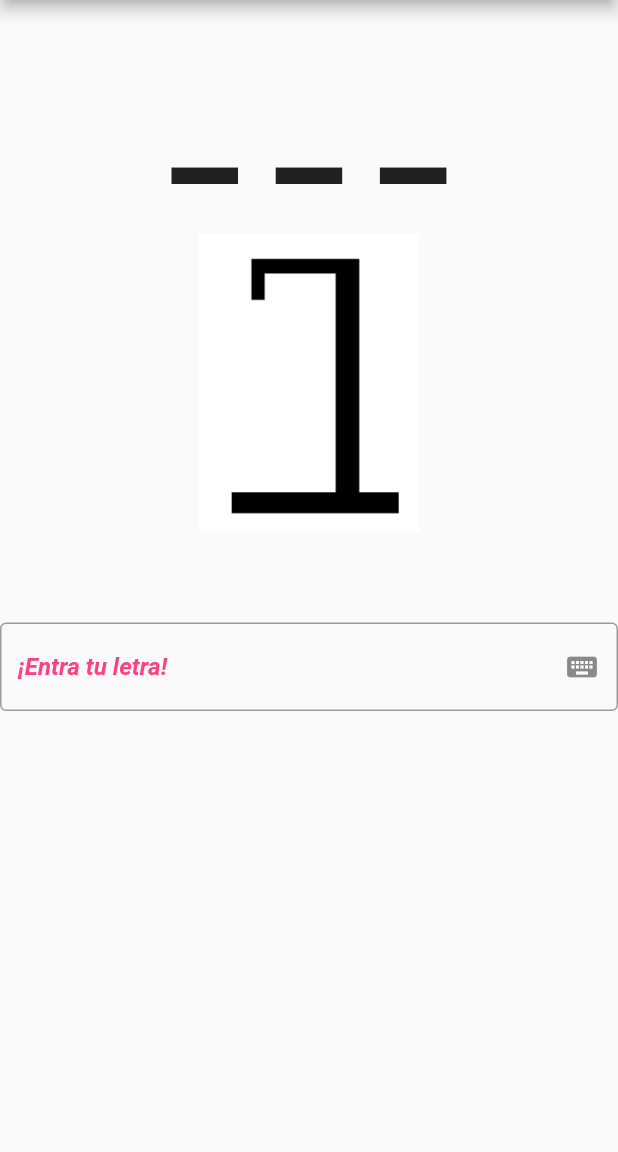
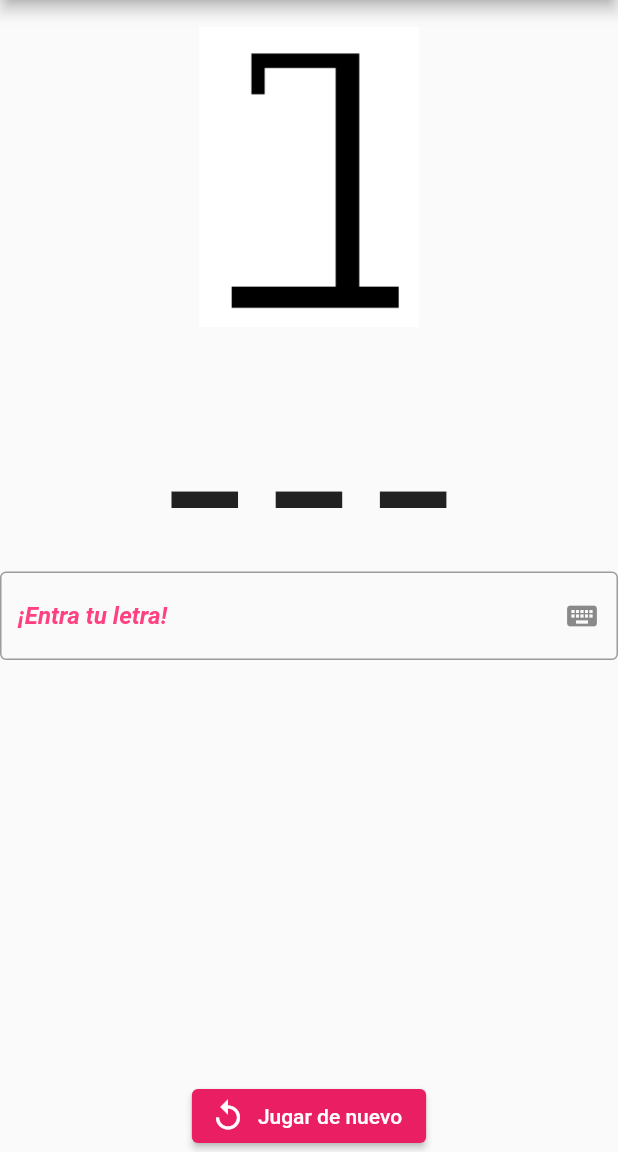
Before and after one commit to SvanhildurG/Hangman2, a Flutter app: the screen it shows after launch, on a phone screen of 412 x 824 dp, the part 84-1236 px from its top. Run offline on Flutter 3.47's test engine with Material 2 defaults, Android fonts, the phone set to English and light mode, and no system bars.

Commit message:
5 commit

```diff
--- a/lib/main.dart
+++ b/lib/main.dart
@@ -17,21 +17,21 @@ class MyApp extends StatelessWidget {
       theme: ThemeData(
         primarySwatch: Colors.pink,
       ),
-      home: const MyHomePage(title: 'Ahorcado'),
+      home: const MyHangMan(title: 'Ahorcado'),
     );
   }
 }
 
-class MyHomePage extends StatefulWidget {
-  const MyHomePage({super.key, required this.title}); //Homepage
+class MyHangMan extends StatefulWidget {
+  const MyHangMan({super.key, required this.title}); //Homepage
 
   final String title;
 
   @override
-  State<MyHomePage> createState() => _MyHomePageState();
+  State<MyHangMan> createState() => _MyHangManState();
 }
 
-class _MyHomePageState extends State<MyHomePage> {
+class _MyHangManState extends State<MyHangMan> {
   List<String> words = [
     'lluvia',
     'viento',
@@ -43,32 +43,39 @@ class _MyHomePageState extends State<MyHomePage> {
     'sol',
     'nube'
   ];
+//From tic tac toe - trying to reset game with elevated button
+  //Error: Classes can't be declared inside other classes!!!! - look at next!!!! - Above class _MyHangmanState?
+  class _GameScreen extends State<MyHangMan> {
+  Game game = Game();
+
+  }
+
   String randomWord = '';
   //List<String> _guessedLetters = []; //Already defined
   int _wrongGuesses = 0; //Not using
-  List<String> letterInput = [];
+  //List<String> letterInput = []; //Ath!!!
   List<String> underscore = [];
-  List<String> images = [];
-  final _textController = TextEditingController();
+  List<String> images = [
+    '1.png',
+    '2.png',
+    '3.png',
+    '4.png',
+    '5.png',
+    '6.png',
+    '7.png'
+  ];
 
+  final _textController = TextEditingController(); //Takes input from keyboard
+
+  //Increase/show images one by one if user guesses wrong letter
   void wrongGuesses() {
-    //Try to use counter with images, have set state (Gunnar) and counter but haven't got it to work
-    //void because setState - from error message
     setState(() {
       _wrongGuesses++;
     });
   }
 
-  @override
-  //Call initState method to initialize randomWord and underscore
-  //Within void - don't return value
-  void initState() {
-    super.initState();
-    randomWord = words.elementAt(Random().nextInt(words.length));
-    underscore = List.generate(randomWord.length, (_) => '_');
-  }
-
-  void _guessedLetters(String letter) {
+//Check if letter is to be found in word or not
+  void checkLetter(String letter) {
     bool letterFound = false;
     setState(() {
       for (var i = 0; i < randomWord.length; i++) {
@@ -80,7 +87,17 @@ class _MyHomePageState extends State<MyHomePage> {
       if (!letterFound) {
         wrongGuesses();
       }
+      _textController.clear();
     });
+  }
+
+  @override
+  //Call initState method to initialize randomWord and underscore
+  //Within void - don't return value
+  void initState() {
+    super.initState();
+    randomWord = words.elementAt(Random().nextInt(words.length));
+    underscore = List.generate(randomWord.length, (_) => '_');
   }
 
   Widget build(BuildContext context) {
@@ -96,11 +113,12 @@ class _MyHomePageState extends State<MyHomePage> {
         child: Column(
           mainAxisAlignment: MainAxisAlignment.start,
           children: [
-            Center(
-              child: Stack(
-                //Trying Stack
-                children: [],
-              ),
+            const SizedBox(height: 16),
+            //Display of images after each wrong guess, using map
+            Image.asset(
+              'assets/images/${images[_wrongGuesses]}', //Works but get error message after 7 images - look at next
+              height: 200,
+              width: 200,
             ),
             const SizedBox(height: 16),
             Text(
@@ -110,20 +128,14 @@ class _MyHomePageState extends State<MyHomePage> {
                 fontWeight: FontWeight.bold,
               ),
             ),
-            const SizedBox(height: 20),
-            Image.asset(
-              //Try later!!!
-              'assets/images/1.png',
-              //'assets/image$_wrongGuesses.png', //Use setState - must be above the widget tree
-              height: 200,
-              width: 200,
-            ),
-            const SizedBox(height: 60),
+            const SizedBox(height: 30),
+            //User can input a letter by tapping on instructions, introducing the letter in the box and press enter
             TextField(
               controller: _textController,
+              onSubmitted: checkLetter,
               decoration: InputDecoration(
                 hintText: '¡Entra tu letra!',
-                hintStyle: TextStyle(
+                hintStyle: const TextStyle(
                   fontWeight: FontWeight.bold,
                   fontStyle: FontStyle.italic,
                   color: Colors.pinkAccent,
@@ -137,14 +149,35 @@ class _MyHomePageState extends State<MyHomePage> {
                   icon: const Icon(Icons.keyboard),
                 ),
               ),
-            )
+            ),
+              Expanded(
+                  child: Align(
+                    alignment: Alignment.bottomCenter,
+                  child: ElevatedButton.icon(
+                    onPressed: () {
+                 },
+                    icon: Icon(Icons.replay),
+                    label: Text('Jugar de nuevo'),
+                    ),
+                  ),
+                ),
           ],
         ),
       ),
-      //floatingActionButton: FloatingActionButton(
-      //onPressed: (); //Trying keyboard, need set state? and define, maybe comes by itself on Android?: https://www.youtube.com/watch?v=LFQgZc4oKa4
-      //child: const Icon(Icons.keyboard),
-      //), // This trailing comma makes auto-formatting nicer for build methods.
     );
   }
 }
+
+//Need a place to keep track of incorrect guessed letters
+//Need a way to stop the game if finished with or without success:
+//give positive feedback on success and jugar de nuevo button
+//show word and end game with jugar de nuevo button if not success
+//Additional requirements:
+//Add homescreen with gif??? BMI calculator section of Flutter Course
+//https://flutterawesome.com/bmi-calculator-using-flutter/:
+/*class InputPage extends StatefulWidget {
+  @override
+  _InputPageState createState() => _InputPageState();
+}
+*/
+//https://github.com/londonappbrewery/BMI-Calculator-Flutter-Completed/blob/master/lib/screens/input_page.dart
```
